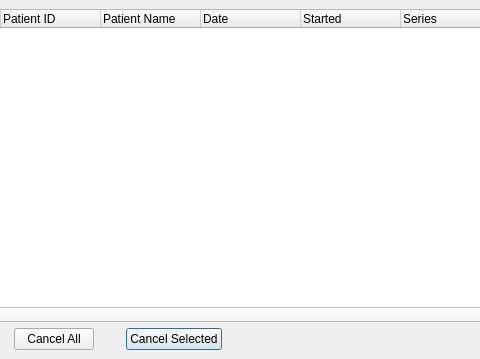
Old version of the form starviewer/src/inputoutput/qoperationstatescreenbase.ui in the repository starviewer-medical/starviewer; both pictures show x 309 to 789 and y 0 to 359 of the 934 by 359 pixel window.
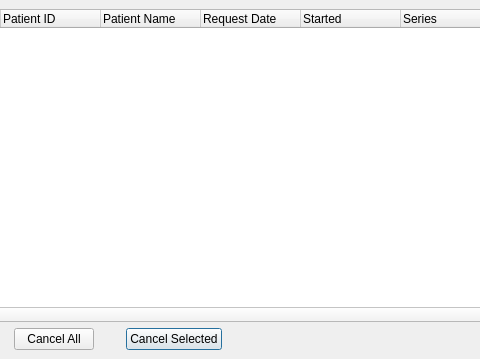
New version of the form. Icons and pictures are not drawn.

Commit message: ENH: Es fusionen la columna data i hora en una de sola, i es canvia el format de la data a ISODate.

```diff
--- a/starviewer/src/inputoutput/qoperationstatescreenbase.ui
+++ b/starviewer/src/inputoutput/qoperationstatescreenbase.ui
@@ -67,7 +67,7 @@
      </column>
      <column>
       <property name="text">
-       <string>Date</string>
+       <string>Request Date</string>
       </property>
      </column>
      <column>
```
The commit also changes 1 other file.
